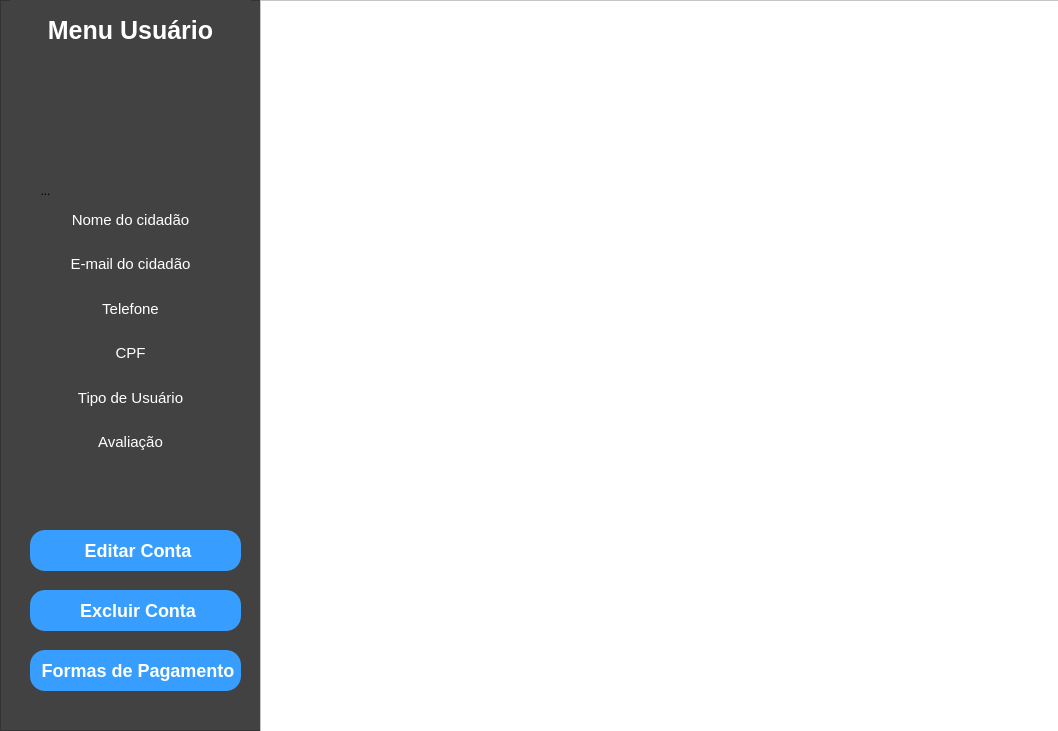
Before: the Qt Designer form usuario.ui in Luisf66/Uber_dos_Servicos, drawn with Qt 5.
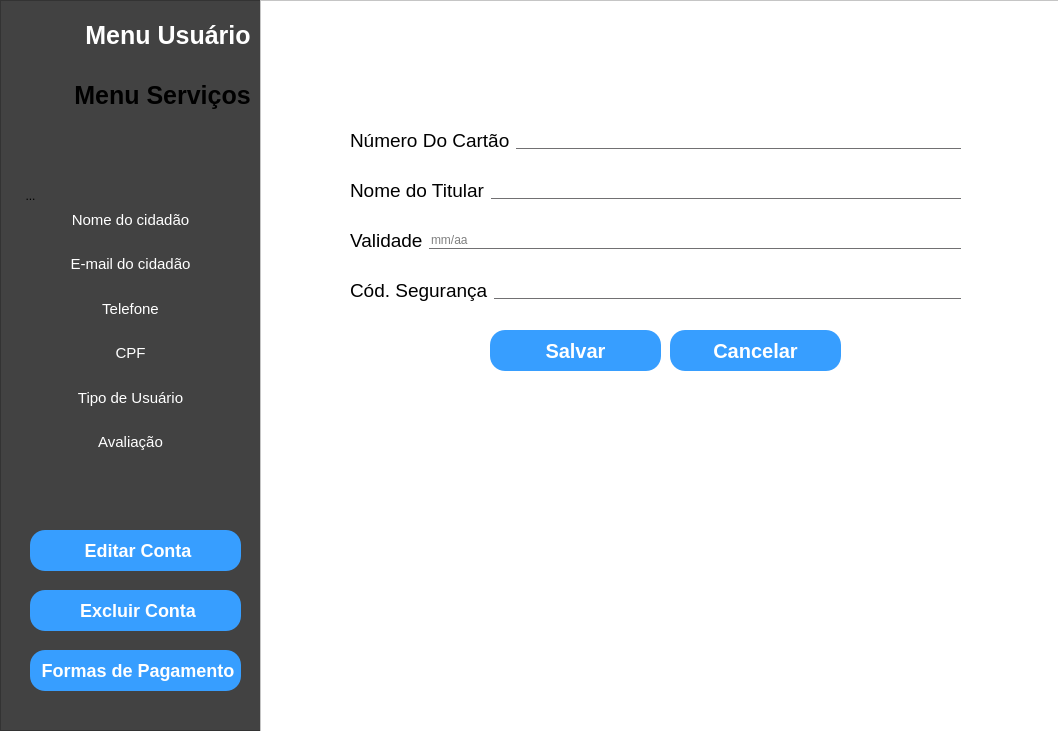
After: the same form once the commit is applied. The open tabs and pages were chosen to show the change. Icons and pictures are not drawn.

Commit message: Modificação no usuario

Diff of the .ui file:
```diff
--- a/usuario.ui
+++ b/usuario.ui
@@ -34,28 +34,6 @@
    <property name="frameShadow">
     <enum>QFrame::Shadow::Raised</enum>
    </property>
-   <widget class="QLabel" name="menu_usuario">
-    <property name="geometry">
-     <rect>
-      <x>10</x>
-      <y>0</y>
-      <width>241</width>
-      <height>61</height>
-     </rect>
-    </property>
-    <property name="styleSheet">
-     <string notr="true">	font-family: &quot;Times New Roman&quot;;
-    font-size: 25px;  /* Tamanho da fonte ajustado para um visual mais formal */
-    font-weight: bold; /* Pode adicionar para destacar o texto */
-    color: white; </string>
-    </property>
-    <property name="text">
-     <string>Menu Usuário</string>
-    </property>
-    <property name="alignment">
-     <set>Qt::AlignmentFlag::AlignCenter</set>
-    </property>
-   </widget>
    <widget class="QPushButton" name="btn_editar_usuario">
     <property name="geometry">
      <rect>
@@ -269,42 +247,13 @@
      </item>
     </layout>
    </widget>
-   <widget class="QPushButton" name="btn_menu_servico">
-    <property name="geometry">
-     <rect>
-      <x>100</x>
-      <y>60</y>
-      <width>61</width>
-      <height>51</height>
-     </rect>
-    </property>
-    <property name="styleSheet">
-     <string notr="true">#btn_menu_servico{
-	background: transparent;
-	border-radius: 30px;
-}</string>
-    </property>
-    <property name="text">
-     <string/>
-    </property>
-    <property name="icon">
-     <iconset resource="recursos.qrc">
-      <normaloff>:/imagem/imagens/menu_servico.png</normaloff>:/imagem/imagens/menu_servico.png</iconset>
-    </property>
-    <property name="iconSize">
-     <size>
-      <width>40</width>
-      <height>40</height>
-     </size>
-    </property>
-   </widget>
    <widget class="QToolButton" name="info">
     <property name="geometry">
      <rect>
-      <x>20</x>
-      <y>170</y>
-      <width>51</width>
-      <height>41</height>
+      <x>10</x>
+      <y>180</y>
+      <width>41</width>
+      <height>31</height>
      </rect>
     </property>
     <property name="styleSheet">
@@ -327,6 +276,108 @@
      </size>
     </property>
    </widget>
+   <widget class="QWidget" name="layoutWidget_8">
+    <property name="geometry">
+     <rect>
+      <x>10</x>
+      <y>10</y>
+      <width>241</width>
+      <height>51</height>
+     </rect>
+    </property>
+    <layout class="QHBoxLayout" name="horizontalLayout_11">
+     <item>
+      <widget class="QPushButton" name="btn_menu_usuario">
+       <property name="styleSheet">
+        <string notr="true">#btn_menu_usuario{
+	background: transparent;
+	border-radius: 30px;
+}</string>
+       </property>
+       <property name="text">
+        <string/>
+       </property>
+       <property name="icon">
+        <iconset resource="recursos.qrc">
+         <normaloff>:/imagem/imagens/menu_usuario.png</normaloff>:/imagem/imagens/menu_usuario.png</iconset>
+       </property>
+       <property name="iconSize">
+        <size>
+         <width>35</width>
+         <height>35</height>
+        </size>
+       </property>
+      </widget>
+     </item>
+     <item>
+      <widget class="QLabel" name="menu_usuario">
+       <property name="styleSheet">
+        <string notr="true">	font-family: &quot;Times New Roman&quot;;
+    font-size: 25px;  /* Tamanho da fonte ajustado para um visual mais formal */
+    font-weight: bold; /* Pode adicionar para destacar o texto */
+    color:white; </string>
+       </property>
+       <property name="text">
+        <string>Menu Usuário</string>
+       </property>
+       <property name="alignment">
+        <set>Qt::AlignmentFlag::AlignCenter</set>
+       </property>
+      </widget>
+     </item>
+    </layout>
+   </widget>
+   <widget class="QWidget" name="layoutWidget_7">
+    <property name="geometry">
+     <rect>
+      <x>10</x>
+      <y>70</y>
+      <width>241</width>
+      <height>51</height>
+     </rect>
+    </property>
+    <layout class="QHBoxLayout" name="horizontalLayout_10">
+     <item>
+      <widget class="QPushButton" name="btn_menu_servico">
+       <property name="styleSheet">
+        <string notr="true">#btn_menu_servico{
+	background: transparent;
+	border-radius: 30px;
+}</string>
+       </property>
+       <property name="text">
+        <string/>
+       </property>
+       <property name="icon">
+        <iconset resource="recursos.qrc">
+         <normaloff>:/imagem/imagens/menu_servico.png</normaloff>:/imagem/imagens/menu_servico.png</iconset>
+       </property>
+       <property name="iconSize">
+        <size>
+         <width>30</width>
+         <height>30</height>
+        </size>
+       </property>
+      </widget>
+     </item>
+     <item>
+      <widget class="QLabel" name="menu_servico">
+       <property name="styleSheet">
+        <string notr="true">	font-family: &quot;Times New Roman&quot;;
+    font-size: 25px;  /* Tamanho da fonte ajustado para um visual mais formal */
+    font-weight: bold; /* Pode adicionar para destacar o texto */
+    color:black; </string>
+       </property>
+       <property name="text">
+        <string>Menu Serviços</string>
+       </property>
+       <property name="alignment">
+        <set>Qt::AlignmentFlag::AlignCenter</set>
+       </property>
+      </widget>
+     </item>
+    </layout>
+   </widget>
   </widget>
   <widget class="QFrame" name="frame_2">
    <property name="geometry">
@@ -606,7 +657,228 @@
       </layout>
      </widget>
     </widget>
-    <widget class="QWidget" name="page_2"/>
+    <widget class="QWidget" name="page_2">
+     <widget class="QWidget" name="layoutWidget_3">
+      <property name="geometry">
+       <rect>
+        <x>80</x>
+        <y>110</y>
+        <width>611</width>
+        <height>41</height>
+       </rect>
+      </property>
+      <layout class="QHBoxLayout" name="horizontalLayout_6">
+       <item>
+        <widget class="QLabel" name="numero_cartao">
+         <property name="styleSheet">
+          <string notr="true">	font-family: &quot;Times New Roman&quot;;
+    font-size: 19px;  /* Tamanho da fonte ajustado para um visual mais formal */
+    color: black; </string>
+         </property>
+         <property name="text">
+          <string>Número Do Cartão</string>
+         </property>
+        </widget>
+       </item>
+       <item>
+        <widget class="QLineEdit" name="campo_numero_cartao">
+         <property name="styleSheet">
+          <string notr="true">QLineEdit{
+	/*background:transparent;*/
+	border:none;
+	/*color:#717072;*/
+	border-bottom:1px solid #717072; 
+}</string>
+         </property>
+        </widget>
+       </item>
+      </layout>
+     </widget>
+     <widget class="QWidget" name="layoutWidget_4">
+      <property name="geometry">
+       <rect>
+        <x>80</x>
+        <y>160</y>
+        <width>611</width>
+        <height>41</height>
+       </rect>
+      </property>
+      <layout class="QHBoxLayout" name="horizontalLayout_7">
+       <item>
+        <widget class="QLabel" name="nome_titular">
+         <property name="styleSheet">
+          <string notr="true">	font-family: &quot;Times New Roman&quot;;
+    font-size: 19px;  /* Tamanho da fonte ajustado para um visual mais formal */
+    color: black; </string>
+         </property>
+         <property name="text">
+          <string>Nome do Titular</string>
+         </property>
+        </widget>
+       </item>
+       <item>
+        <widget class="QLineEdit" name="campo_nome_titular">
+         <property name="styleSheet">
+          <string notr="true">QLineEdit{
+	/*background:transparent;*/
+	border:none;
+	/*color:#717072;*/
+	border-bottom:1px solid #717072; 
+}</string>
+         </property>
+        </widget>
+       </item>
+      </layout>
+     </widget>
+     <widget class="QWidget" name="layoutWidget_5">
+      <property name="geometry">
+       <rect>
+        <x>80</x>
+        <y>210</y>
+        <width>611</width>
+        <height>41</height>
+       </rect>
+      </property>
+      <layout class="QHBoxLayout" name="horizontalLayout_8">
+       <item>
+        <widget class="QLabel" name="validade">
+         <property name="styleSheet">
+          <string notr="true">	font-family: &quot;Times New Roman&quot;;
+    font-size: 19px;  /* Tamanho da fonte ajustado para um visual mais formal */
+    color: black; </string>
+         </property>
+         <property name="text">
+          <string>Validade</string>
+         </property>
+        </widget>
+       </item>
+       <item>
+        <widget class="QLineEdit" name="campo_validade">
+         <property name="styleSheet">
+          <string notr="true">QLineEdit{
+	/*background:transparent;*/
+	border:none;
+	/*color:#717072;*/
+	border-bottom:1px solid #717072; 
+}</string>
+         </property>
+         <property name="inputMask">
+          <string/>
+         </property>
+         <property name="text">
+          <string/>
+         </property>
+         <property name="placeholderText">
+          <string>mm/aa</string>
+         </property>
+        </widget>
+       </item>
+      </layout>
+     </widget>
+     <widget class="QWidget" name="layoutWidget_6">
+      <property name="geometry">
+       <rect>
+        <x>80</x>
+        <y>260</y>
+        <width>611</width>
+        <height>41</height>
+       </rect>
+      </property>
+      <layout class="QHBoxLayout" name="horizontalLayout_9">
+       <item>
+        <widget class="QLabel" name="codigo_seguranca">
+         <property name="styleSheet">
+          <string notr="true">	font-family: &quot;Times New Roman&quot;;
+    font-size: 19px;  /* Tamanho da fonte ajustado para um visual mais formal */
+    color: black; </string>
+         </property>
+         <property name="text">
+          <string>Cód. Segurança</string>
+         </property>
+        </widget>
+       </item>
+       <item>
+        <widget class="QLineEdit" name="campo_codigo_seguranca">
+         <property name="styleSheet">
+          <string notr="true">QLineEdit{
+	/*background:transparent;*/
+	border:none;
+	/*color:#717072;*/
+	border-bottom:1px solid #717072; 
+}</string>
+         </property>
+        </widget>
+       </item>
+      </layout>
+     </widget>
+     <widget class="QPushButton" name="btn_cancelar_editar_3">
+      <property name="geometry">
+       <rect>
+        <x>400</x>
+        <y>320</y>
+        <width>171</width>
+        <height>41</height>
+       </rect>
+      </property>
+      <property name="styleSheet">
+       <string notr="true">QPushButton {
+   background:rgb(55, 158, 255);
+    color: white;               /* Cor do texto: branco */
+    font-family: &quot;Times New Roman&quot;;  /* Fonte formal */
+    font-size: 20px;            /* Tamanho da fonte */
+    font-weight: bold;          /* Negrito para destacar o texto */
+    border-radius: 15px;        /* Borda arredondada */
+}
+
+QPushButton:hover {
+    background-color: #007bff;  /* Cor do fundo quando o mouse está sobre o botão: azul claro */
+    color: #333333;             /* Cor do texto ao passar o mouse: cinza escuro */
+}
+
+QPushButton:pressed {
+    background-color:rgb(34, 255, 0);  /* Cor do botão ao ser pressionado: azul ainda mais escuro */
+    color: #ffffff;             /* Cor do texto ao ser pressionado: branco */
+}</string>
+      </property>
+      <property name="text">
+       <string>Cancelar</string>
+      </property>
+     </widget>
+     <widget class="QPushButton" name="btn_salvar_editar_3">
+      <property name="geometry">
+       <rect>
+        <x>220</x>
+        <y>320</y>
+        <width>171</width>
+        <height>41</height>
+       </rect>
+      </property>
+      <property name="styleSheet">
+       <string notr="true">QPushButton {
+   background:rgb(55, 158, 255);
+    color: white;               /* Cor do texto: branco */
+    font-family: &quot;Times New Roman&quot;;  /* Fonte formal */
+    font-size: 20px;            /* Tamanho da fonte */
+    font-weight: bold;          /* Negrito para destacar o texto */
+    border-radius: 15px;        /* Borda arredondada */
+}
+
+QPushButton:hover {
+    background-color: #007bff;  /* Cor do fundo quando o mouse está sobre o botão: azul claro */
+    color: #333333;             /* Cor do texto ao passar o mouse: cinza escuro */
+}
+
+QPushButton:pressed {
+    background-color: rgb(255, 0, 4);  /* Cor do botão ao ser pressionado: azul ainda mais escuro */
+    color: #ffffff;             /* Cor do texto ao ser pressionado: branco */
+}</string>
+      </property>
+      <property name="text">
+       <string>Salvar</string>
+      </property>
+     </widget>
+    </widget>
+    <widget class="QWidget" name="page"/>
    </widget>
   </widget>
  </widget>
```
Left out of the diff: 2 changed lines with no effect on the pictures. The commit also changes 3 other files.
